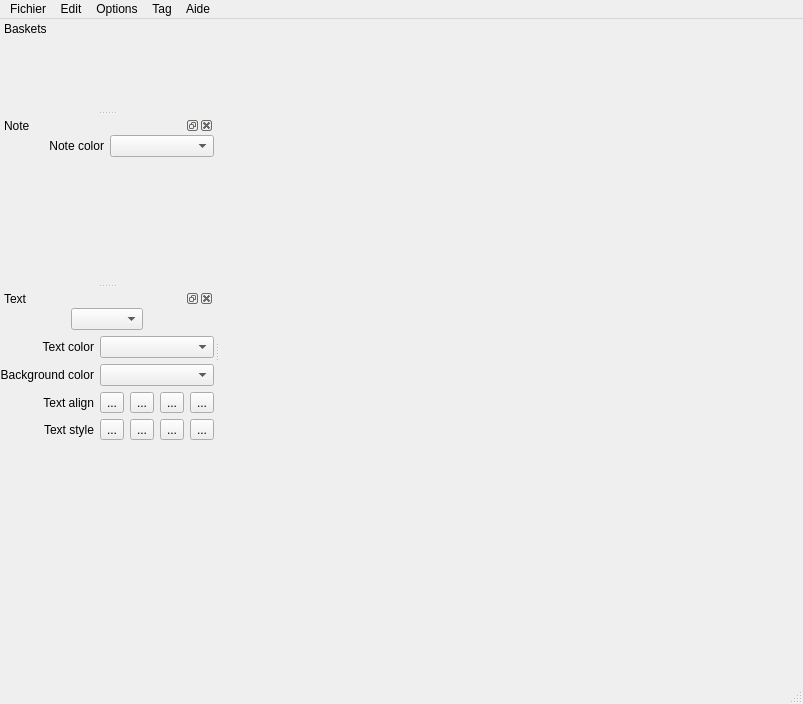
Before: the Qt Designer form src/main/ui_main_window.ui in leroy-anthony/weshtunotes, drawn with Qt 5.
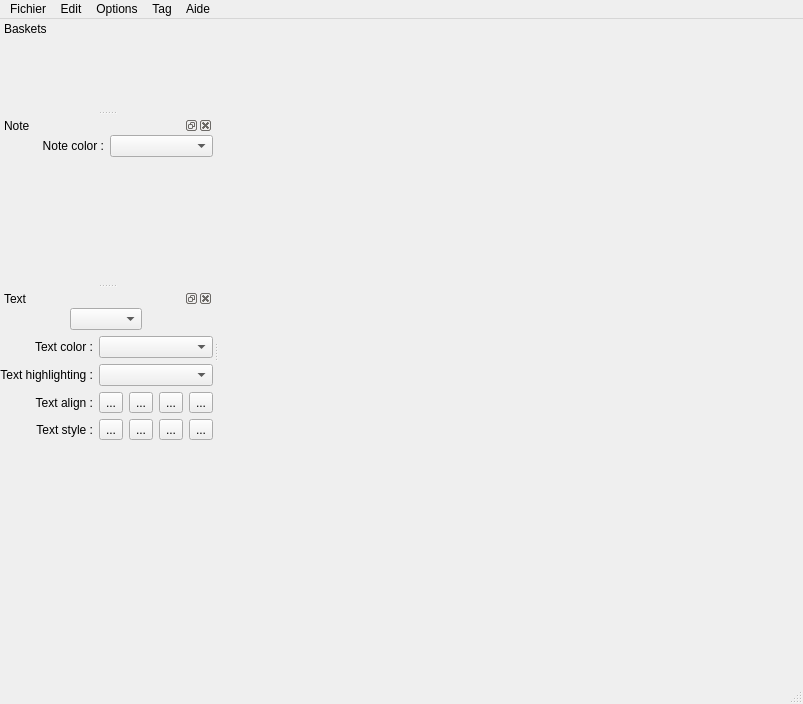
After: the same form once the commit is applied. Custom widgets are drawn as their Qt base class.

Commit message: - Add tags model file - Improve ui

Patch:
```diff
--- a/src/main/ui_main_window.ui
+++ b/src/main/ui_main_window.ui
@@ -125,7 +125,7 @@
      <item row="0" column="1">
       <widget class="QLabel" name="label_5">
        <property name="text">
-        <string>Note color</string>
+        <string>Note color :</string>
        </property>
        <property name="alignment">
         <set>Qt::AlignRight|Qt::AlignTrailing|Qt::AlignVCenter</set>
@@ -152,6 +152,9 @@
    </widget>
   </widget>
   <widget class="QDockWidget" name="dockText">
+   <property name="features">
+    <set>QDockWidget::AllDockWidgetFeatures</set>
+   </property>
    <property name="windowTitle">
     <string>Text</string>
    </property>
@@ -198,7 +201,7 @@
      <item row="1" column="0">
       <widget class="QLabel" name="label">
        <property name="text">
-        <string>Text color</string>
+        <string>Text color :</string>
        </property>
        <property name="alignment">
         <set>Qt::AlignRight|Qt::AlignTrailing|Qt::AlignVCenter</set>
@@ -208,7 +211,7 @@
      <item row="2" column="0">
       <widget class="QLabel" name="label_2">
        <property name="text">
-        <string>Background color</string>
+        <string>Text highlighting :</string>
        </property>
        <property name="alignment">
         <set>Qt::AlignRight|Qt::AlignTrailing|Qt::AlignVCenter</set>
@@ -246,7 +249,7 @@
      <item row="3" column="0">
       <widget class="QLabel" name="label_3">
        <property name="text">
-        <string>Text align</string>
+        <string>Text align :</string>
        </property>
        <property name="alignment">
         <set>Qt::AlignRight|Qt::AlignTrailing|Qt::AlignVCenter</set>
@@ -284,7 +287,7 @@
      <item row="5" column="0">
       <widget class="QLabel" name="label_4">
        <property name="text">
-        <string>Text style</string>
+        <string>Text style :</string>
        </property>
        <property name="alignment">
         <set>Qt::AlignRight|Qt::AlignTrailing|Qt::AlignVCenter</set>
```
The commit also changes 6 other files.
